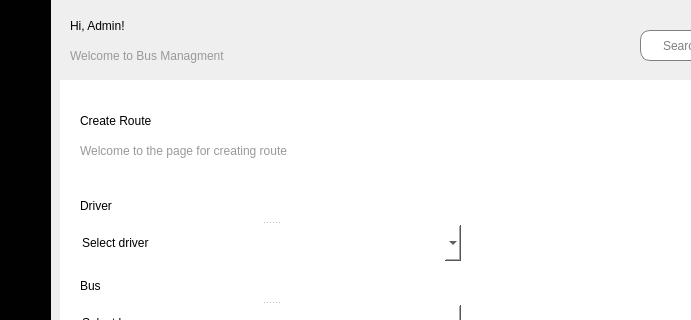
The window that index.ui (mykyta07/bus_management) describes before a commit, drawn with Qt 5; both pictures show x 190 to 881 and y 0 to 320 of the 1119 by 805 pixel window.
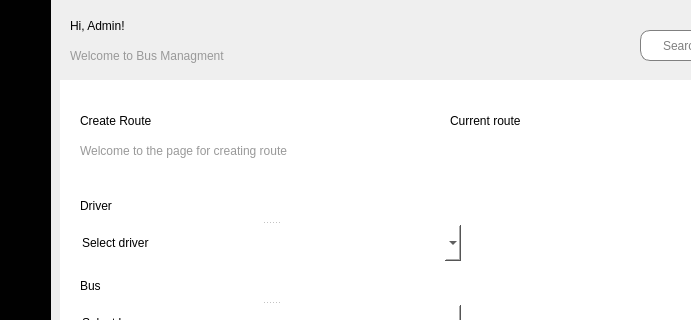
The same window after the commit. The open tabs and pages were chosen to show the change. Icons and pictures are not drawn.

Commit message: on UI added label for outputting current route

The edit to the form file:
```diff
--- a/index.ui
+++ b/index.ui
@@ -428,7 +428,7 @@
         <rect>
          <x>10</x>
          <y>60</y>
-         <width>391</width>
+         <width>311</width>
          <height>21</height>
         </rect>
        </property>
@@ -690,6 +690,35 @@
         <bool>true</bool>
        </property>
       </widget>
+      <widget class="QLabel" name="labelRoute">
+       <property name="geometry">
+        <rect>
+         <x>380</x>
+         <y>60</y>
+         <width>431</width>
+         <height>31</height>
+        </rect>
+       </property>
+       <property name="text">
+        <string/>
+       </property>
+      </widget>
+      <widget class="QLabel" name="labelCurrentLabel">
+       <property name="geometry">
+        <rect>
+         <x>380</x>
+         <y>30</y>
+         <width>161</width>
+         <height>21</height>
+        </rect>
+       </property>
+       <property name="styleSheet">
+        <string notr="true">font: 75 14pt &quot;MS Shell Dlg 2&quot;;</string>
+       </property>
+       <property name="text">
+        <string>Current route</string>
+       </property>
+      </widget>
      </widget>
      <widget class="QWidget" name="drivers_page">
       <widget class="QLabel" name="label_6">
```
The commit also changes 1 other file.
